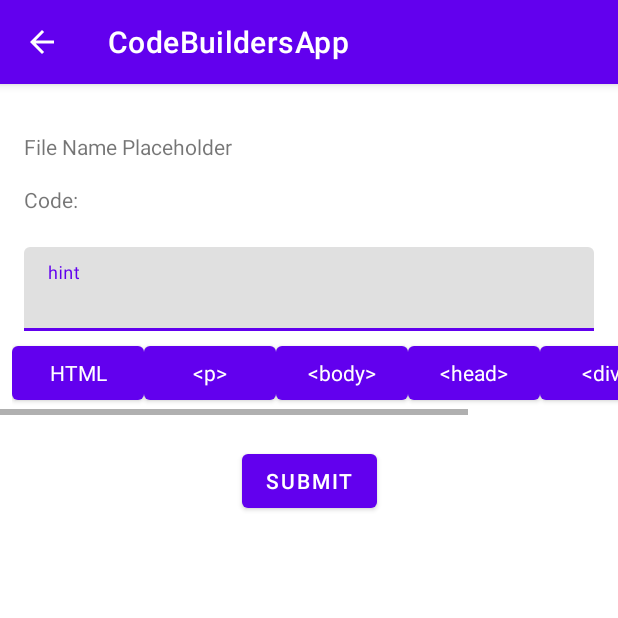
After one commit to gosooners345/CodeBuildersApp, an Android app: the CodeActivity screen opened directly, with no data from a screen before it, on a phone screen of 412 x 824 dp, the top half of it. The commit adds this screen. Run offline under Robolectric (Android 15) with nearby library versions, the phone set to English and light mode, and no system bars.

Commit message:
Start official project

```diff
--- /dev/null
+++ b/app/src/main/java/com/codebuildersapp/release1/CodeActivity.java
@@ -0,0 +1,84 @@
+package com.codebuildersapp.release1;
+
+import androidx.appcompat.app.AppCompatActivity;
+
+import android.content.Intent;
+import android.os.Bundle;
+import android.text.Editable;
+import android.text.TextWatcher;
+import android.view.View;
+import android.widget.Button;
+import android.widget.EditText;
+import android.widget.TextView;
+
+import com.google.android.material.textfield.TextInputEditText;
+
+import java.util.Objects;
+
+public class CodeActivity extends AppCompatActivity {
+Button htmlButton, paragraphButton, divButton, headerButton,bodyButton,submitButton;
+TextInputEditText codeEditor;
+String codeSection;
+int activity_id;
+TextView fileNameView;
+    @Override
+    protected void onCreate(Bundle savedInstanceState) {
+        super.onCreate(savedInstanceState);
+        setContentView(R.layout.activity_code);
+        htmlButton=findViewById(R.id.htmlActionButton);
+        paragraphButton = findViewById(R.id.paragraphActionButton);
+        divButton=findViewById(R.id.divActionButton);
+        headerButton = findViewById(R.id.headActionButton);
+        bodyButton= findViewById(R.id.bodyActionButton);
+        codeEditor = findViewById(R.id.code_block_EditText);
+        submitButton=findViewById(R.id.submit_Button);
+fileNameView=findViewById(R.id.page_title_TV);
+        htmlButton.setOnClickListener(textTagClicker); paragraphButton.setOnClickListener(textTagClicker);
+        divButton.setOnClickListener(textTagClicker);
+        headerButton.setOnClickListener(textTagClicker);
+        bodyButton.setOnClickListener(textTagClicker);
+        submitButton.setOnClickListener(textTagClicker);
+        codeSection = "<!DOCTYPE html>";
+activity_id=getIntent().getIntExtra("activity_id",0);
+codeEditor.addTextChangedListener(new TextWatcher() {
+    @Override
+    public void beforeTextChanged(CharSequence charSequence, int i, int i1, int i2) {
+
+    }
+
+    @Override
+    public void onTextChanged(CharSequence charSequence, int i, int i1, int i2) {
+codeSection = Objects.requireNonNull(codeEditor.getText()).toString();
+
+    }
+
+    @Override
+    public void afterTextChanged(Editable editable) {
+
+    }
+});
+    }
+    Button.OnClickListener textTagClicker = new View.OnClickListener() {
+        @Override
+        public void onClick(View view) {
+            String concat = codeEditor.getText().toString().substring(codeEditor.getSelectionStart(),codeEditor.getSelectionEnd()+1);
+            switch (view.getId())
+            {
+                case R.id.headActionButton:
+                    //codeEditor.setText(new StringBuilder().append(getString(R.string.head_opener)).append(concat).append(getString(R.string.head_end)).toString());                break;
+                    codeEditor.append("<head>");break;
+                case R.id.htmlActionButton:codeEditor.setText(new StringBuilder().append("<html>").append(concat).append("</html>").toString());                break;
+                case R.id.paragraphActionButton:codeEditor.setText(new StringBuilder().append("<p>").append(concat).append(" </p>"));break;
+                case  R.id.divActionButton:codeEditor.setText(new StringBuilder().append("<div>" ).append(concat).append("</div>"));break;
+                case R.id.bodyActionButton:codeEditor.setText(new StringBuilder().append("<body>" ).append(concat).append(" </body"));break;
+                case R.id.breakActionButton: codeEditor.append("<br>");break;
+                case R.id.submit_Button:
+                    Intent webIntent = new Intent(getApplicationContext(),browserActivity.class);
+                    codeSection+=codeEditor.getText();
+                    webIntent.putExtra("textData",codeSection);
+                    startActivity(webIntent);
+            }
+
+        }
+    };
+}
--- /dev/null
+++ b/app/src/main/res/layout/activity_code.xml
@@ -0,0 +1,127 @@
+<?xml version="1.0" encoding="utf-8"?>
+<ScrollView xmlns:android="http://schemas.android.com/apk/res/android"
+    xmlns:app="http://schemas.android.com/apk/res-auto"
+    xmlns:tools="http://schemas.android.com/tools"
+    android:layout_width="match_parent"
+    android:layout_height="match_parent"
+    tools:context=".CodeActivity">
+<androidx.constraintlayout.widget.ConstraintLayout
+    android:layout_width="match_parent"
+    android:layout_height="wrap_content"
+    tools:context=".CodeActivity">
+
+    <TextView
+        android:id="@+id/page_title_TV"
+        android:layout_width="wrap_content"
+        android:layout_height="wrap_content"
+        android:layout_marginStart="16dp"
+        android:layout_marginTop="32dp"
+        android:text="File Name Placeholder"
+        app:layout_constraintStart_toStartOf="parent"
+        app:layout_constraintTop_toTopOf="parent" />
+
+    <com.google.android.material.textfield.TextInputLayout
+        android:id="@+id/code_holder"
+        android:layout_width="0dp"
+        android:layout_height="wrap_content"
+        android:layout_marginStart="16dp"
+        android:layout_marginTop="16dp"
+        android:layout_marginEnd="16dp"
+        app:layout_constraintBottom_toBottomOf="parent"
+        app:layout_constraintEnd_toEndOf="parent"
+        app:layout_constraintStart_toStartOf="parent"
+        app:layout_constraintTop_toBottomOf="@+id/codeLabel"
+        app:layout_constraintVertical_bias="0.047">
+
+        <com.google.android.material.textfield.TextInputEditText
+            android:id="@+id/code_block_EditText"
+            android:layout_width="match_parent"
+            android:layout_height="match_parent"
+            android:hint="@string/hint" />
+    </com.google.android.material.textfield.TextInputLayout>
+
+    <TextView
+        android:id="@+id/codeLabel"
+        android:layout_width="wrap_content"
+        android:layout_height="wrap_content"
+        android:layout_marginStart="16dp"
+        android:layout_marginTop="16dp"
+        android:text="@string/code"
+        app:layout_constraintStart_toStartOf="parent"
+        app:layout_constraintTop_toBottomOf="@+id/page_title_TV" />
+
+    <Button
+        android:id="@+id/submit_Button"
+        android:layout_width="wrap_content"
+        android:layout_height="wrap_content"
+        android:layout_marginTop="20dp"
+        android:text="Submit"
+        app:layout_constraintEnd_toEndOf="parent"
+        app:layout_constraintStart_toStartOf="parent"
+        app:layout_constraintTop_toBottomOf="@+id/horizontalScrollView" />
+
+    <HorizontalScrollView
+        android:id="@+id/horizontalScrollView"
+        android:layout_width="0dp"
+        android:layout_height="wrap_content"
+        app:layout_constraintEnd_toEndOf="parent"
+        app:layout_constraintHorizontal_bias="0.456"
+        app:layout_constraintStart_toStartOf="parent"
+        app:layout_constraintTop_toBottomOf="@+id/code_holder">
+
+        <LinearLayout
+            style="?android:attr/buttonBarButtonStyle"
+            android:layout_width="wrap_content"
+            android:layout_height="match_parent"
+            android:orientation="horizontal">
+
+            <Button
+                android:id="@+id/htmlActionButton"
+                style="?android:attr/buttonBarStyle"
+                android:layout_width="wrap_content"
+                android:layout_height="wrap_content"
+                android:text="@string/html" />
+
+            <Button
+                android:id="@+id/paragraphActionButton"
+                style="?android:attr/buttonBarStyle"
+                android:layout_width="wrap_content"
+                android:layout_height="wrap_content"
+                android:text="@string/paragraph_action_string" />
+
+            <Button
+                android:id="@+id/bodyActionButton"
+                style="?android:attr/buttonBarStyle"
+                android:layout_width="0dp"
+                android:layout_height="wrap_content"
+                android:layout_weight="1"
+                android:text="@string/body_action_string" />
+
+            <Button
+                android:id="@+id/headActionButton"
+                style="?android:attr/buttonBarStyle"
+                android:layout_width="0dp"
+                android:layout_height="wrap_content"
+                android:layout_weight="1"
+                android:text="@string/head" />
+
+            <Button
+                android:id="@+id/divActionButton"
+                style="?android:attr/buttonBarStyle"
+                android:layout_width="0dp"
+                android:layout_height="wrap_content"
+                android:layout_weight="1"
+                android:text="@string/div" />
+
+            <Button
+                android:id="@+id/breakActionButton"
+                style="?android:attr/buttonBarStyle"
+                android:layout_width="0dp"
+                android:layout_height="wrap_content"
+                android:layout_weight="1"
+                android:text="@string/br" />
+        </LinearLayout>
+    </HorizontalScrollView>
+
+</androidx.constraintlayout.widget.ConstraintLayout>
+</ScrollView>
--- a/app/src/main/res/values/strings.xml
+++ b/app/src/main/res/values/strings.xml
@@ -9,4 +9,15 @@
 
     <string name="hello_first_fragment">Hello first fragment</string>
     <string name="hello_second_fragment">Hello second fragment. Arg: %1$s</string>
+    <string name="new_file_string">New File</string>
+    <string name="code">Code:</string>
+    <string name="html">HTML</string>
+    <string name="paragraph_action_string"><![CDATA[<p>]]></string>
+    <string name="body_action_string"><![CDATA[<body>]]></string>
+    <string name="head"><![CDATA[<head>]]></string>
+    <string name="div"><![CDATA[<div>]]></string>
+    <string name="hint">hint</string>
+    <string name="head_opener"><![CDATA[<head>]]></string>
+    <string name="head_end"><![CDATA[</head>]]></string>
+    <string name="br"><![CDATA[<br>]]></string>
 </resources>
--- a/app/src/main/res/values/styles.xml
+++ b/app/src/main/res/values/styles.xml
@@ -1,6 +1,6 @@
 <resources>
     <!-- Base application theme. -->
-    <style name="AppTheme" parent="Theme.AppCompat.Light.DarkActionBar">
+    <style name="AppTheme" parent="Theme.MaterialComponents.Light.DarkActionBar">
         <!-- Customize your theme here. -->
         <item name="colorPrimary">@color/colorPrimary</item>
         <item name="colorPrimaryDark">@color/colorPrimaryDark</item>
```
Also changed, not shown: app/src/main/AndroidManifest.xml (+12 -10 lines), app/src/main/java/com/codebuildersapp/release1/FirstFragment.java (deleted, +0 -57 lines), app/src/main/java/com/codebuildersapp/release1/MainActivity.java (deleted, +0 -58 lines), app/src/main/java/com/codebuildersapp/release1/MainScreen.java (+17 -1 lines), app/src/main/java/com/codebuildersapp/release1/SecondFragment.java (deleted, +0 -40 lines), app/src/main/java/com/codebuildersapp/release1/browserActivity.java (added, +21 -0 lines), app/src/main/res/layout/activity_browser.xml (added, +22 -0 lines), app/src/main/res/layout/activity_main.xml (deleted, +0 -33 lines), app/src/main/res/layout/activity_main_screen.xml (+28 -4 lines), app/src/main/res/layout/content_main.xml (deleted, +0 -19 lines), app/src/main/res/layout/file_name_layout_stub.xml (added, +22 -0 lines), app/src/main/res/layout/fragment_first.xml (deleted, +0 -67 lines), app/src/main/res/layout/fragment_second.xml (deleted, +0 -38 lines), app/src/main/res/layout/web_browser_view.xml (added, +19 -0 lines), 1 more files.
